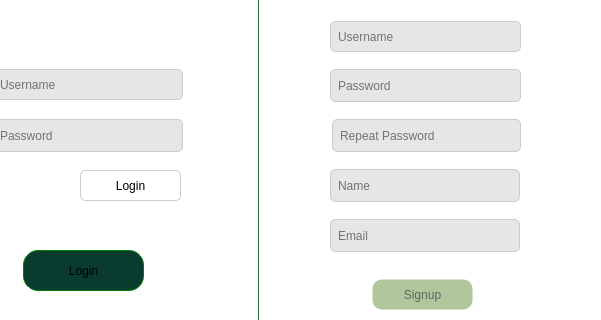
Old version of the form SocialNetwork/login_signup.ui in the repository amir-h-A-0001/DS-SocialNetwork; both pictures show x 234 to 835 and y 181 to 501 of the 994 by 650 pixel window.
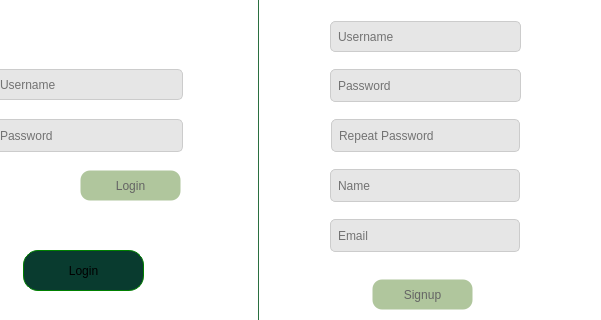
New version of the form. Icons and pictures are not drawn.

```diff
--- a/SocialNetwork/login_signup.ui
+++ b/SocialNetwork/login_signup.ui
@@ -131,7 +131,7 @@
     <widget class="QLineEdit" name="repeatPass">
      <property name="geometry">
       <rect>
-       <x>430</x>
+       <x>429</x>
        <y>190</y>
        <width>189</width>
        <height>33</height>
@@ -355,6 +355,12 @@
        <verstretch>0</verstretch>
       </sizepolicy>
      </property>
+     <property name="styleSheet">
+      <string notr="true">border-radius:10px;
+border:1px solid transparent;
+background-color: rgb(176, 198, 157);
+color:rgb(100,100,100);</string>
+     </property>
      <property name="text">
       <string>Login</string>
      </property>
```
Left out of the diff: 22 changed lines with no effect on the pictures.
